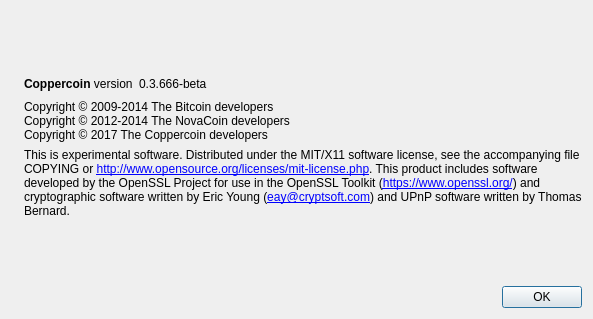
This is src/qt/forms/aboutdialog.ui in nerdlabs-dev/Coppercoin-Cu as Qt 5 draws it before an edit. The edited form follows.
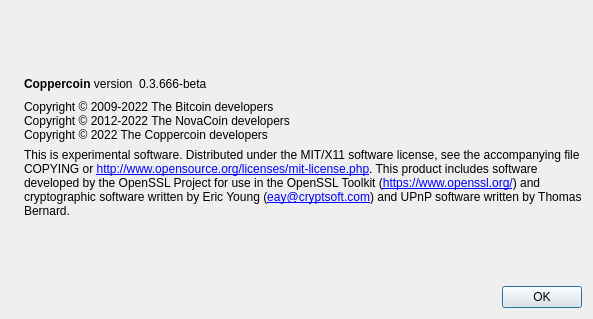
This is the edited form. Icons and pictures are not drawn.

The edit to the form file:
```diff
--- a/src/qt/forms/aboutdialog.ui
+++ b/src/qt/forms/aboutdialog.ui
@@ -91,9 +91,9 @@
         <cursorShape>IBeamCursor</cursorShape>
        </property>
        <property name="text">
-        <string>Copyright © 2009-2014 The Bitcoin developers
-Copyright © 2012-2014 The NovaCoin developers
-Copyright © 2017 The Coppercoin developers</string>
+        <string>Copyright © 2009-2022 The Bitcoin developers
+Copyright © 2012-2022 The NovaCoin developers
+Copyright © 2022 The Coppercoin developers</string>
        </property>
        <property name="textInteractionFlags">
         <set>Qt::LinksAccessibleByMouse|Qt::TextSelectableByKeyboard|Qt::TextSelectableByMouse</set>
```
